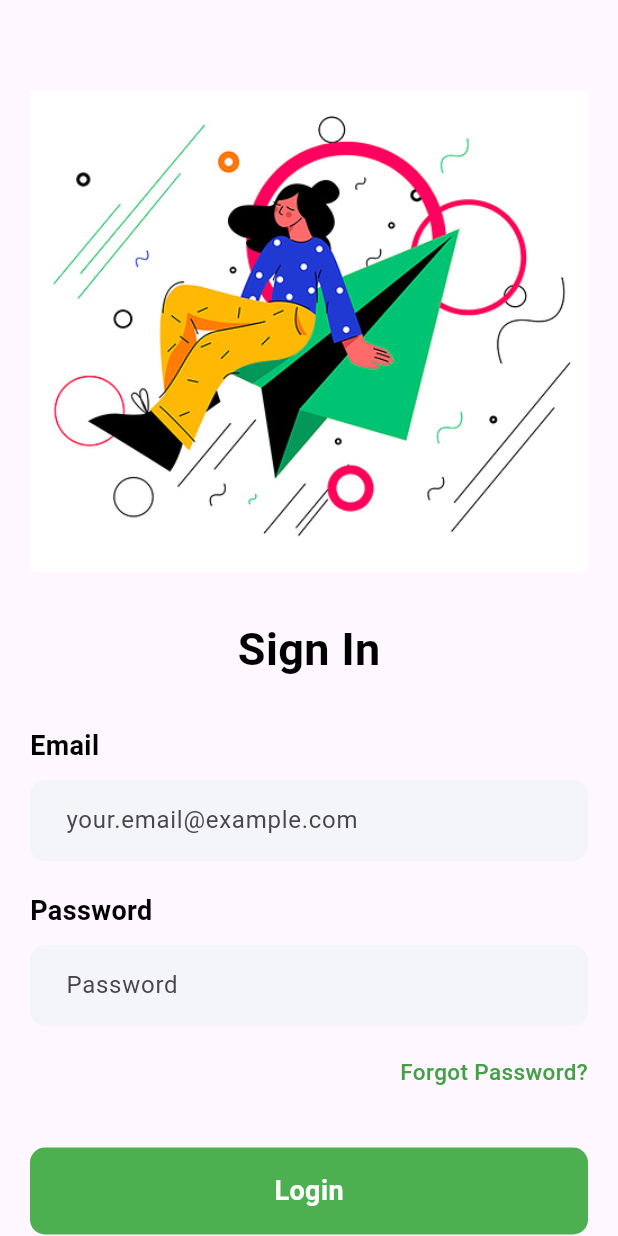
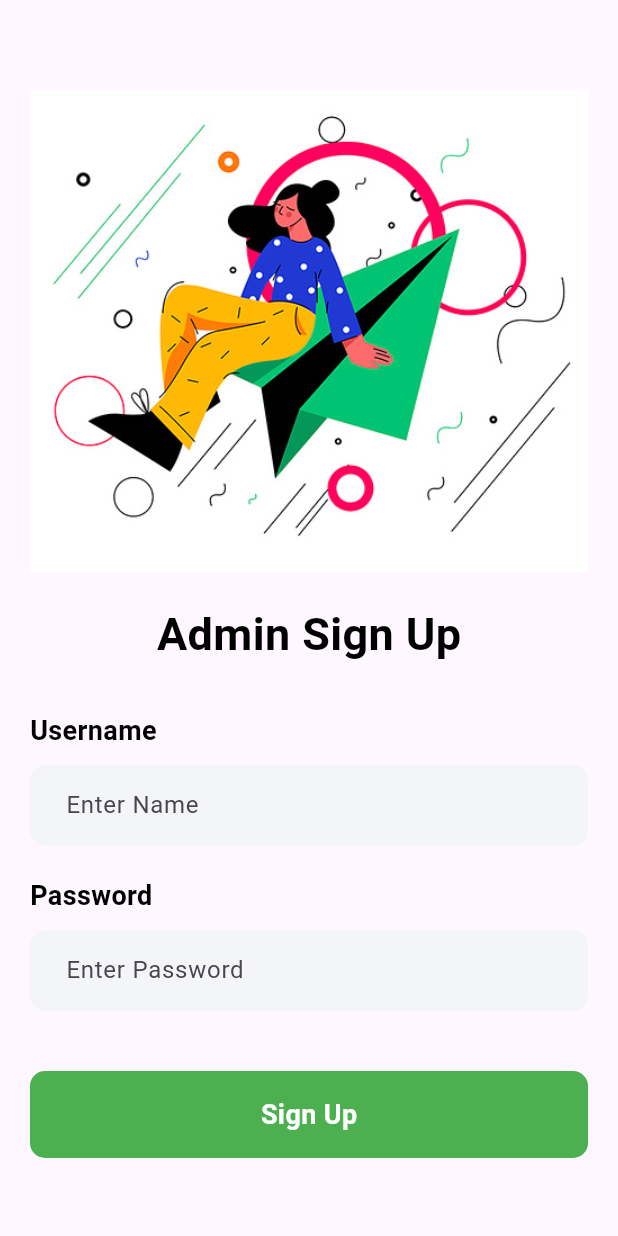
Before and after one commit to krish-solanki/eKart, a Flutter app: the screen it shows after launch, on a phone screen of 412 x 824 dp. Run offline on Flutter 3.47's test engine with Material 3 defaults, Android fonts, the phone set to English and light mode, and no system bars; our stand-ins replace curved_navigation_bar, supabase_flutter; accounts and stored records are empty.

Commit message:
admin login  functionality

```diff
--- /dev/null
+++ b/lib/Admin/admin_login.dart
@@ -0,0 +1,210 @@
+import 'package:flutter/material.dart';
+import 'package:shopping_app/pages/home.dart';
+import 'package:shopping_app/widget/support_widget.dart';
+import 'package:supabase_flutter/supabase_flutter.dart';
+
+class AdminLogin extends StatefulWidget {
+  const AdminLogin({super.key});
+
+  @override
+  State<AdminLogin> createState() => _AdminLoginState();
+}
+
+class _AdminLoginState extends State<AdminLogin> {
+  String? email, pass;
+  TextEditingController emailController = TextEditingController();
+  TextEditingController passwordController = TextEditingController();
+  final _formkey = GlobalKey<FormState>();
+
+  @override
+  Widget build(BuildContext context) {
+    return Scaffold(
+      body: SingleChildScrollView(
+        child: Container(
+          padding: const EdgeInsets.symmetric(horizontal: 20.0, vertical: 40.0),
+          child: Form(
+            key: _formkey,
+            child: Column(
+              crossAxisAlignment: CrossAxisAlignment.start,
+              children: [
+                const SizedBox(height: 20),
+                Center(child: Image.asset('images/login.png')),
+                const SizedBox(height: 20),
+                Center(
+                  child: Text(
+                    'Admin Sign Up',
+                    style: AppWidget.loginPageHeading(),
+                  ),
+                ),
+                const SizedBox(height: 30),
+
+                // --- Name Field ---
+                Text('Username', style: AppWidget.loginPageText()),
+                const SizedBox(height: 10),
+                TextFormField(
+                  controller: emailController,
+                  validator: (value) {
+                    if (value == null || value.isEmpty) {
+                      return "Please enter your name";
+                    }
+                    if (value.length < 3) {
+                      return "Name must be at least 3 characters long";
+                    }
+                    return null;
+                  },
+                  decoration: InputDecoration(
+                    hintText: "Enter Name",
+                    filled: true,
+                    fillColor: const Color(0xFFF4F5F9),
+                    border: OutlineInputBorder(
+                      borderRadius: BorderRadius.circular(10),
+                      borderSide: BorderSide.none,
+                    ),
+                    contentPadding: const EdgeInsets.symmetric(
+                      vertical: 15.0,
+                      horizontal: 20.0,
+                    ),
+                  ),
+                ),
+                const SizedBox(height: 20),
+
+                // --- Password Field ---
+                Text('Password', style: AppWidget.loginPageText()),
+                const SizedBox(height: 10),
+                TextFormField(
+                  controller: passwordController,
+                  obscureText: false,
+                  validator: (value) {
+                    if (value == null || value.isEmpty) {
+                      return "Please enter a password";
+                    }
+                    if (value.length < 6) {
+                      return "Password must be at least 6 characters long";
+                    }
+                    return null;
+                  },
+                  decoration: InputDecoration(
+                    hintText: "Enter Password",
+                    filled: true,
+                    fillColor: const Color(0xFFF4F5F9),
+                    border: OutlineInputBorder(
+                      borderRadius: BorderRadius.circular(10),
+                      borderSide: BorderSide.none,
+                    ),
+                    contentPadding: const EdgeInsets.symmetric(
+                      vertical: 15.0,
+                      horizontal: 20.0,
+                    ),
+                  ),
+                ),
+                const SizedBox(height: 40),
+
+                // --- Sign Up Button ---
+                GestureDetector(
+                  onTap: () {
+                    if (_formkey.currentState!.validate()) {
+                      loginAdmin();
+                    }
+                  },
+                  child: Center(
+                    child: Container(
+                      width: MediaQuery.of(context).size.width,
+                      padding: const EdgeInsets.all(16),
+                      decoration: BoxDecoration(
+                        color: Colors.green,
+                        borderRadius: BorderRadius.circular(10),
+                      ),
+                      child: const Center(
+                        child: Text(
+                          'Sign Up',
+                          style: TextStyle(
+                            color: Colors.white,
+                            fontSize: 18,
+                            fontWeight: FontWeight.bold,
+                          ),
+                        ),
+                      ),
+                    ),
+                  ),
+                ),
+                const SizedBox(height: 20),
+              ],
+            ),
+          ),
+        ),
+      ),
+    );
+  }
+
+  Future<void> loginAdmin() async {
+    final email = emailController.text.trim();
+    final pass = passwordController.text.trim();
+    debugPrint("Attempting login with Email: $email and Password: $pass");
+
+    if (email.isEmpty || pass.isEmpty) {
+      ScaffoldMessenger.of(context).showSnackBar(
+        const SnackBar(
+          backgroundColor: Colors.red,
+          content: Text('Email and password are required'),
+        ),
+      );
+      return;
+    }
+
+    showDialog(
+      context: context,
+      barrierDismissible: false,
+      builder: (context) => const Center(child: CircularProgressIndicator()),
+    );
+
+    try {
+      final supabase = Supabase.instance.client;
+      final response = await supabase
+          .from('admin')
+          .select()
+          .ilike('email', email)
+          .eq('password', pass)
+          .maybeSingle();
+
+      Navigator.of(context).pop(); // close the loading dialog
+
+      if (response == null) {
+        ScaffoldMessenger.of(context).showSnackBar(
+          const SnackBar(
+            backgroundColor: Colors.redAccent,
+            content: Text('Admin not found or wrong credentials'),
+          ),
+        );
+        return;
+      }
+
+      Navigator.pushReplacement(
+        context,
+        MaterialPageRoute(builder: (context) => const Home()),
+      );
+      ScaffoldMessenger.of(context).showSnackBar(
+        const SnackBar(
+          backgroundColor: Colors.green,
+          content: Text('Login successful!'),
+        ),
+      );
+    } on PostgrestException catch (e) {
+      Navigator.of(context).pop();
+      debugPrint('Login Faild: ${e.message}');
+      ScaffoldMessenger.of(context).showSnackBar(
+        SnackBar(
+          backgroundColor: Colors.red,
+          content: Text('Login failed: ${e.message}'),
+        ),
+      );
+    } catch (e) {
+      Navigator.of(context).pop();
+      ScaffoldMessenger.of(context).showSnackBar(
+        const SnackBar(
+          backgroundColor: Colors.red,
+          content: Text('An unexpected error occurred.'),
+        ),
+      );
+    }
+  }
+}
--- a/lib/main.dart
+++ b/lib/main.dart
@@ -1,4 +1,5 @@
 import 'package:flutter/material.dart';
+import 'package:shopping_app/Admin/admin_login.dart';
 import 'package:shopping_app/pages/bottom_nav.dart';
 import 'package:shopping_app/pages/login.dart';
 import 'package:shopping_app/pages/signup.dart';
@@ -15,7 +16,7 @@ void main() async {
     );
 
     final response = await Supabase.instance.client
-        .from('user') // 🔁 Replace with your actual table
+        .from('admin') // 🔁 Replace with your actual table
         .select()
         .limit(1);
 
@@ -32,6 +33,6 @@ class MainApp extends StatelessWidget {
 
   @override
   Widget build(BuildContext context) {
-    return MaterialApp(home: Login());
+    return MaterialApp(home: AdminLogin());
   }
 }
```
Also changed, not shown: lib/pages/login.dart (+10 -42 lines).
